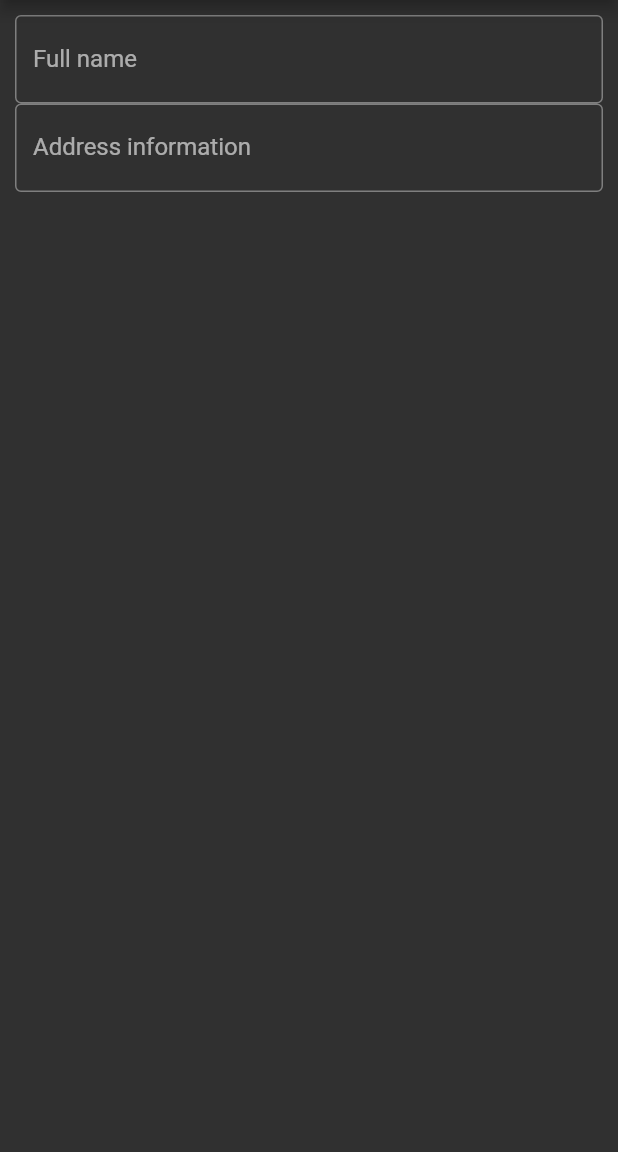
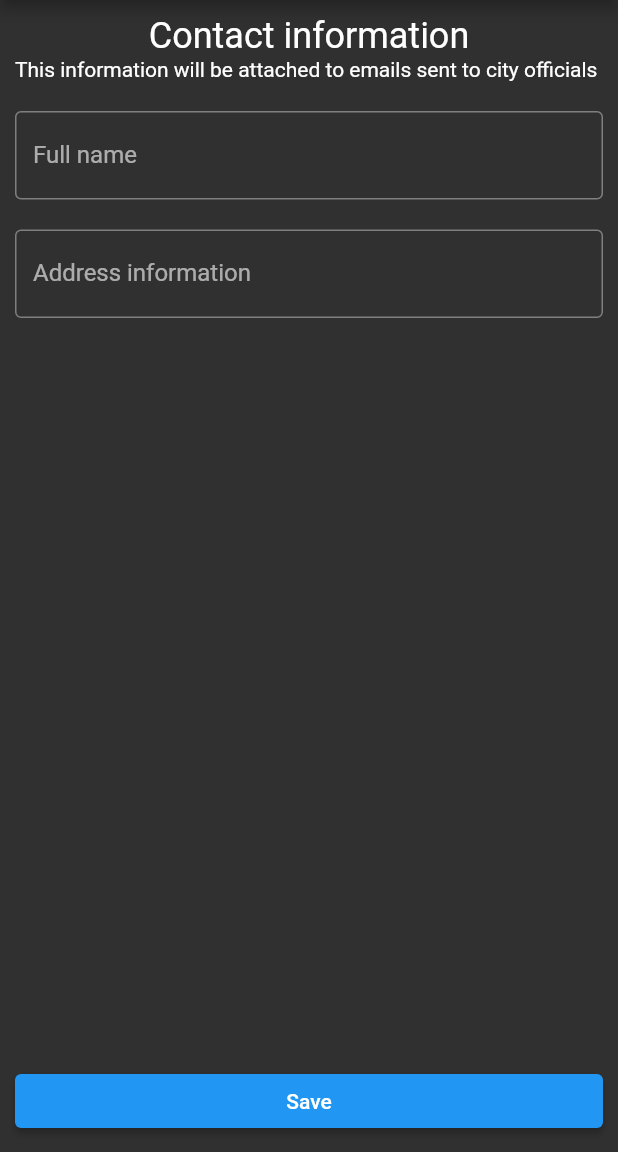
Before and after one commit to Bartor/parkowa-nie, a Flutter app: the screen it shows after launch, after a tap on the "settings" icon, on a phone screen of 412 x 824 dp, the part 84-1236 px from its top. Run offline on Flutter 3.47's test engine with Material 2 defaults, Android fonts, the phone set to English and light mode, and no system bars; our stand-ins replace geocoding, geolocator, image_picker, sembast.

Commit message:
feat: working settings page

```diff
--- a/lib/main.dart
+++ b/lib/main.dart
@@ -1,14 +1,14 @@
 import 'package:flutter/material.dart';
 import 'package:parkowa_nie/modules/core/pages/HomePage.dart';
 import 'package:parkowa_nie/modules/core/services/LocationService.dart';
-import 'package:parkowa_nie/modules/core/services/ReportsService.dart';
+import 'package:parkowa_nie/modules/core/services/DatabaseService.dart';
 import 'package:provider/provider.dart';
 
 void main() async {
   runApp(MultiProvider(
     providers: [
       ChangeNotifierProvider(
-        create: (_) => ReportsService(),
+        create: (_) => DatabaseService(),
       ),
       ChangeNotifierProvider(create: (_) => LocationService())
     ],
--- /dev/null
+++ b/lib/modules/core/model/ContactInformation.dart
@@ -0,0 +1,15 @@
+class ContactInformation {
+  final String address;
+  final String fullName;
+
+  ContactInformation({this.address, this.fullName});
+
+  Map<String, String> toMap() {
+    return {"address": address, "fullName": fullName};
+  }
+
+  static ContactInformation fromMap(Map<String, Object> data) {
+    return ContactInformation(
+        address: data['address'], fullName: data['fullName']);
+  }
+}
--- a/lib/modules/core/model/Offence.dart
+++ b/lib/modules/core/model/Offence.dart
@@ -1,6 +1,6 @@
 class OffenceType {
   static const NO_PARKING_ZONE = 'NO_PARKING_ZONE';
-  static const NO_ENOUGH_SIDEWALK_SPACE = 'NO_ENOUGHT_SIDEWALK_SPACE';
+  static const NO_ENOUGH_SIDEWALK_SPACE = 'NO_ENOUGH_SIDEWALK_SPACE';
   static const TOO_CLOSE_TO_CROSSING_INTERSECTION =
       'TOO_CLOSE_TO_CROSSING_INTERSECTION';
 }
--- a/lib/modules/core/pages/HomePage.dart
+++ b/lib/modules/core/pages/HomePage.dart
@@ -1,7 +1,7 @@
 import 'package:flutter/material.dart';
 import 'package:intl/intl.dart';
 import 'package:parkowa_nie/modules/core/model/Report.dart';
-import 'package:parkowa_nie/modules/core/services/ReportsService.dart';
+import 'package:parkowa_nie/modules/core/services/DatabaseService.dart';
 import 'package:parkowa_nie/modules/settings/pages/SettingsPage.dart';
 import 'package:provider/provider.dart';
 
@@ -20,7 +20,7 @@ class _HomePageState extends State<HomePage> {
             print('Tapped');
           },
           child:
-              Container(height: 100, padding: EdgeInsets.all(5), child: child),
+              Container(height: 100, padding: EdgeInsets.all(15), child: child),
         ),
       );
 
@@ -76,18 +76,18 @@ class _HomePageState extends State<HomePage> {
               _newReportButton(),
               Divider(),
               Expanded(
-                child: Consumer<ReportsService>(
-                  builder: (context, reportsService, widget) {
-                    if (reportsService == null ||
-                        reportsService.reports == null) {
+                child: Consumer<DatabaseService>(
+                  builder: (context, DatabaseService, widget) {
+                    if (DatabaseService == null ||
+                        DatabaseService.reports == null) {
                       return CircularProgressIndicator();
                     } else {
-                      if (reportsService.reports.isEmpty) {
+                      if (DatabaseService.reports.isEmpty) {
                         return Text('No historic data');
                       } else {
                         return ListView(
                           physics: BouncingScrollPhysics(),
-                          children: reportsService.reports
+                          children: DatabaseService.reports
                               .map((e) => _buildReportCard(report: e))
                               .toList(),
                         );
--- a/lib/modules/core/services/ReportsService.dart
+++ b/lib/modules/core/services/DatabaseService.dart
@@ -1,4 +1,5 @@
 import 'package:flutter/cupertino.dart';
+import 'package:parkowa_nie/modules/core/model/ContactInformation.dart';
 import 'package:parkowa_nie/modules/core/model/Offence.dart';
 import 'package:parkowa_nie/modules/core/model/Report.dart';
 import 'package:sembast/sembast.dart';
@@ -6,8 +7,17 @@ import 'package:sembast/sembast_io.dart';
 import 'package:path/path.dart';
 import 'package:path_provider/path_provider.dart';
 
-class ReportsService extends ChangeNotifier {
-  Database _database;
+class DatabaseService extends ChangeNotifier {
+  Database _db;
+  final _userStore = stringMapStoreFactory.store('user');
+  final _reportsStore = stringMapStoreFactory.store('reports');
+
+  ContactInformation contact;
+
+  DatabaseService() {
+    _init();
+  }
+
   List<Report> reports = [
     Report(
         address: 'TestAddress',
@@ -25,17 +35,23 @@ class ReportsService extends ChangeNotifier {
   ];
 
   Future<void> _init() async {
-    if (_database == null) {
+    if (_db == null) {
       final dir = await getApplicationDocumentsDirectory();
       await dir.create(recursive: true);
-      final dbPath = join(dir.path, 'my_database.db');
-      _database = await databaseFactoryIo.openDatabase(dbPath);
-      print("Initialized");
+      final dbPath = join(dir.path, 'db.db');
+      _db = await databaseFactoryIo.openDatabase(dbPath);
+
+      _userStore.record('contact').onSnapshot(_db).listen((event) {
+        print("Got new data: ${event.value}");
+        contact = ContactInformation.fromMap(event.value);
+        notifyListeners();
+      });
     }
   }
 
-  Future<String> getCoolMesage() async {
+  Future<void> updateContactInformation(
+      {ContactInformation information}) async {
     await _init();
-    return "Cool message!";
+    await _userStore.record('contact').put(_db, information.toMap());
   }
 }
--- a/lib/modules/settings/pages/SettingsPage.dart
+++ b/lib/modules/settings/pages/SettingsPage.dart
@@ -1,5 +1,8 @@
 import 'package:flutter/cupertino.dart';
 import 'package:flutter/material.dart';
+import 'package:parkowa_nie/modules/core/model/ContactInformation.dart';
+import 'package:parkowa_nie/modules/core/services/DatabaseService.dart';
+import 'package:provider/provider.dart';
 
 class SettingsPage extends StatefulWidget {
   @override
@@ -7,10 +10,40 @@ class SettingsPage extends StatefulWidget {
 }
 
 class _SettingsPageState extends State<SettingsPage> {
-  final _nameController = TextEditingController();
-  final _addressController = TextEditingController();
+  TextEditingController _nameController;
+  TextEditingController _addressController;
 
   final _formKey = GlobalKey<FormState>();
+
+  @override
+  void initState() {
+    super.initState();
+
+    final contact =
+        Provider.of<DatabaseService>(context, listen: false).contact;
+
+    _nameController = TextEditingController(text: contact?.fullName ?? '');
+    _addressController = TextEditingController(text: contact?.address ?? '');
+  }
+
+  String _emptyValidator(String text) {
+    if (text.trim().isEmpty) {
+      return "Cannot be empty";
+    }
+    return null;
+  }
+
+  void _saveForm() async {
+    if (_formKey.currentState.validate()) {
+      await Provider.of<DatabaseService>(context, listen: false)
+          .updateContactInformation(
+              information: ContactInformation(
+                  address: _addressController.text.trim(),
+                  fullName: _nameController.text.trim()));
+      ScaffoldMessenger.of(context)
+          .showSnackBar(SnackBar(content: Text('Info updated')));
+    }
+  }
 
   @override
   Widget build(BuildContext context) {
@@ -26,7 +59,18 @@ class _SettingsPageState extends State<SettingsPage> {
       body: Container(
         padding: EdgeInsets.all(10),
         child: Column(
+          crossAxisAlignment: CrossAxisAlignment.stretch,
           children: [
+            Text(
+              'Contact information',
+              textAlign: TextAlign.center,
+              style: Theme.of(context).textTheme.headline5,
+            ),
+            Text(
+              'This information will be attached to emails sent to city officials',
+              textAlign: TextAlign.justify,
+            ),
+            SizedBox(height: 20),
             Expanded(
                 child: Form(
               key: _formKey,
@@ -34,13 +78,18 @@ class _SettingsPageState extends State<SettingsPage> {
                 physics: BouncingScrollPhysics(),
                 children: [
                   TextFormField(
+                    validator: _emptyValidator,
                     controller: _nameController,
                     decoration: InputDecoration(
                         border: OutlineInputBorder(
-                            borderSide: BorderSide(width: 5.0)),
+                            borderSide: BorderSide(
+                          width: 5.0,
+                        )),
                         labelText: 'Full name'),
                   ),
+                  SizedBox(height: 20),
                   TextFormField(
+                    validator: _emptyValidator,
                     keyboardType: TextInputType.multiline,
                     maxLines: null,
                     controller: _addressController,
@@ -52,6 +101,7 @@ class _SettingsPageState extends State<SettingsPage> {
                 ],
               ),
             )),
+            ElevatedButton(onPressed: _saveForm, child: Text('Save'))
           ],
         ),
       ),
```
Also changed, not shown: lib/modules/history/views/HistoricListView.dart (deleted, +0 -24 lines).
